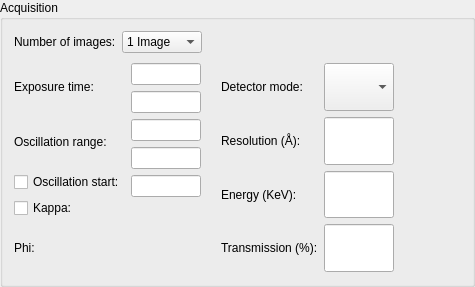
Above: Bricks/widgets/ui_files/Qt4_acquisition_widget_vertical_simple_layout.ui from mxcube/mxcubeqt before the change. Below: the same form after it.
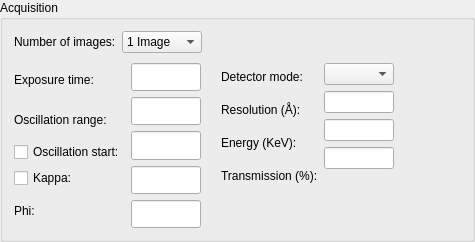
That is the form after the change.

Commit message: 2015-01-23 - Missing ui files and extended Graphics manager

Patch:
```diff
--- a/Bricks/widgets/ui_files/Qt4_acquisition_widget_vertical_simple_layout.ui
+++ b/Bricks/widgets/ui_files/Qt4_acquisition_widget_vertical_simple_layout.ui
@@ -7,7 +7,7 @@
     <x>0</x>
     <y>0</y>
     <width>475</width>
-    <height>287</height>
+    <height>242</height>
    </rect>
   </property>
   <property name="sizePolicy">
@@ -238,22 +238,6 @@
                 </property>
                </widget>
               </item>
-              <item>
-               <spacer name="v_spacer_2">
-                <property name="orientation">
-                 <enum>Qt::Vertical</enum>
-                </property>
-                <property name="sizeType">
-                 <enum>QSizePolicy::Expanding</enum>
-                </property>
-                <property name="sizeHint" stdset="0">
-                 <size>
-                  <width>20</width>
-                  <height>1</height>
-                 </size>
-                </property>
-               </spacer>
-              </item>
              </layout>
             </item>
            </layout>
@@ -283,6 +267,18 @@
              <layout class="QVBoxLayout">
               <item>
                <widget class="QLabel" name="detector_mode_label">
+                <property name="sizePolicy">
+                 <sizepolicy hsizetype="Preferred" vsizetype="Fixed">
+                  <horstretch>0</horstretch>
+                  <verstretch>0</verstretch>
+                 </sizepolicy>
+                </property>
+                <property name="minimumSize">
+                 <size>
+                  <width>0</width>
+                  <height>27</height>
+                 </size>
+                </property>
                 <property name="text">
                  <string>Detector mode:</string>
                 </property>
@@ -293,6 +289,12 @@
               </item>
               <item>
                <widget class="QLabel" name="resolution_label">
+                <property name="minimumSize">
+                 <size>
+                  <width>0</width>
+                  <height>27</height>
+                 </size>
+                </property>
                 <property name="text">
                  <string>Resolution (Å):</string>
                 </property>
@@ -303,6 +305,12 @@
               </item>
               <item>
                <widget class="QLabel" name="energy_label">
+                <property name="minimumSize">
+                 <size>
+                  <width>0</width>
+                  <height>27</height>
+                 </size>
+                </property>
                 <property name="text">
                  <string>Energy (KeV):</string>
                 </property>
@@ -313,6 +321,18 @@
               </item>
               <item>
                <widget class="QLabel" name="transmission_label">
+                <property name="sizePolicy">
+                 <sizepolicy hsizetype="Preferred" vsizetype="Fixed">
+                  <horstretch>0</horstretch>
+                  <verstretch>0</verstretch>
+                 </sizepolicy>
+                </property>
+                <property name="minimumSize">
+                 <size>
+                  <width>0</width>
+                  <height>27</height>
+                 </size>
+                </property>
                 <property name="text">
                  <string>Transmission (%):</string>
                 </property>
@@ -321,6 +341,19 @@
                 </property>
                </widget>
               </item>
+              <item>
+               <spacer name="verticalSpacer">
+                <property name="orientation">
+                 <enum>Qt::Vertical</enum>
+                </property>
+                <property name="sizeHint" stdset="0">
+                 <size>
+                  <width>20</width>
+                  <height>40</height>
+                 </size>
+                </property>
+               </spacer>
+              </item>
              </layout>
             </item>
             <item>
@@ -389,6 +422,19 @@
                 </property>
                </widget>
               </item>
+              <item>
+               <spacer name="verticalSpacer_2">
+                <property name="orientation">
+                 <enum>Qt::Vertical</enum>
+                </property>
+                <property name="sizeHint" stdset="0">
+                 <size>
+                  <width>20</width>
+                  <height>40</height>
+                 </size>
+                </property>
+               </spacer>
+              </item>
              </layout>
             </item>
            </layout>
@@ -413,26 +459,6 @@
         </item>
        </layout>
       </item>
-      <item>
-       <layout class="QHBoxLayout">
-        <item>
-         <spacer name="rthree_spacer">
-          <property name="orientation">
-           <enum>Qt::Horizontal</enum>
-          </property>
-          <property name="sizeType">
-           <enum>QSizePolicy::Expanding</enum>
-          </property>
-          <property name="sizeHint" stdset="0">
-           <size>
-            <width>65</width>
-            <height>1</height>
-           </size>
-          </property>
-         </spacer>
-        </item>
-       </layout>
-      </item>
      </layout>
     </widget>
    </item>
```
The commit also changes 3 other files.
